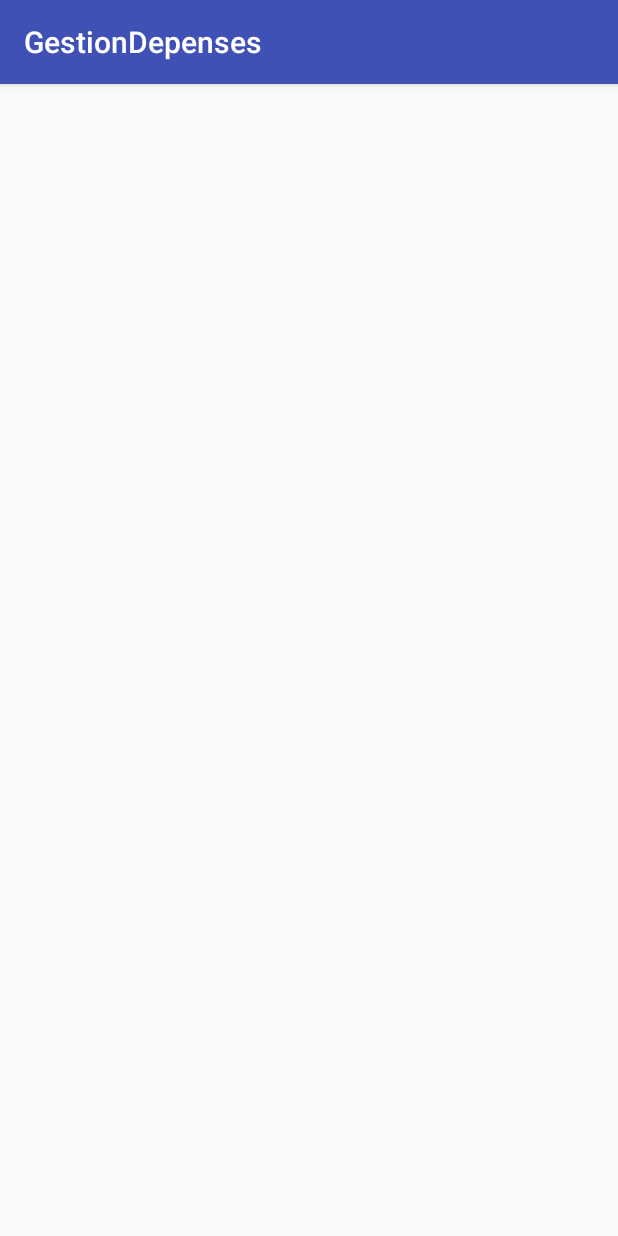
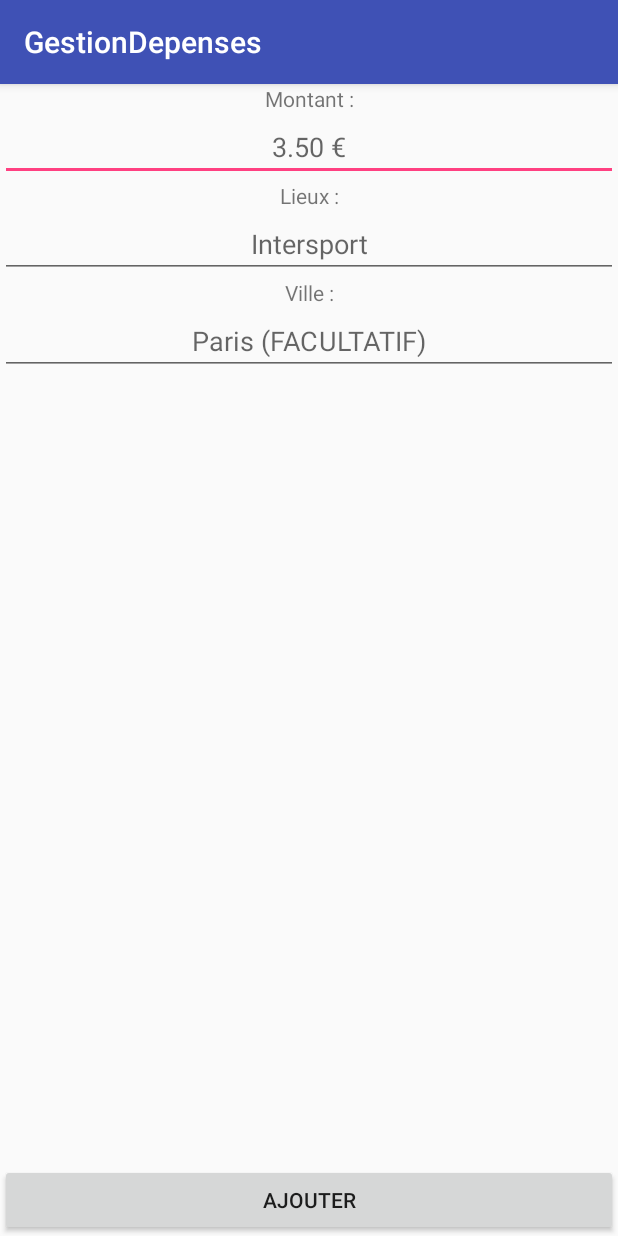
Before and after one commit to ClotaireBryan/GestionDepenses, an Android app: the AjouterPageActivity screen opened directly, with no data from a screen before it, on a phone screen of 412 x 824 dp. Run offline under Robolectric (Android 15) with nearby library versions, the phone set to English and light mode, and no system bars.

Commit message:
ajout de BO depense Creation de l'objet Depense avec le bouton ajouter

```diff
--- a/app/src/main/java/clotaire/bryan/gestiondepenses/Activity/ConsulterPageActivity.java
+++ b/app/src/main/java/clotaire/bryan/gestiondepenses/Activity/ConsulterPageActivity.java
@@ -1,7 +1,9 @@
-package clotaire.bryan.gestiondepenses;
+package clotaire.bryan.gestiondepenses.Activity;
 
 import android.support.v7.app.AppCompatActivity;
 import android.os.Bundle;
+
+import clotaire.bryan.gestiondepenses.R;
 
 public class ConsulterPageActivity extends AppCompatActivity {
 
--- a/app/src/main/java/clotaire/bryan/gestiondepenses/Activity/ListerPageActivity.java
+++ b/app/src/main/java/clotaire/bryan/gestiondepenses/Activity/ListerPageActivity.java
@@ -1,7 +1,9 @@
-package clotaire.bryan.gestiondepenses;
+package clotaire.bryan.gestiondepenses.Activity;
 
 import android.support.v7.app.AppCompatActivity;
 import android.os.Bundle;
+
+import clotaire.bryan.gestiondepenses.R;
 
 public class ListerPageActivity extends AppCompatActivity {
 
--- a/app/src/main/res/layout/activity_ajouter_page.xml
+++ b/app/src/main/res/layout/activity_ajouter_page.xml
@@ -4,6 +4,61 @@
     xmlns:tools="http://schemas.android.com/tools"
     android:layout_width="match_parent"
     android:layout_height="match_parent"
-    tools:context=".AjouterPageActivity">
+    tools:context=".Activity.AjouterPageActivity">
 
+    <LinearLayout
+        android:layout_width="match_parent"
+        android:layout_height="match_parent"
+        android:orientation="vertical"
+        app:layout_constraintBottom_toBottomOf="@+id/ButtonAjouterDepense">
+
+        <TextView
+            android:layout_width="match_parent"
+            android:layout_height="wrap_content"
+            android:text="Montant :"
+            android:textAlignment="center"/>
+        <EditText
+            android:id="@+id/EDIT-Montant-Ajouter"
+            android:layout_width="match_parent"
+            android:layout_height="wrap_content"
+            android:hint="3.50 €"
+            android:inputType="numberDecimal"
+            android:textAlignment="center"/>
+
+        <TextView
+            android:layout_width="match_parent"
+            android:layout_height="wrap_content"
+            android:text="Lieux :"
+            android:textAlignment="center"/>
+        <EditText
+            android:id="@+id/EDIT-Lieu-Ajouter"
+            android:layout_width="match_parent"
+            android:layout_height="wrap_content"
+            android:hint="Intersport"
+            android:inputType="text"
+            android:textAlignment="center"/>
+
+        <TextView
+            android:layout_width="match_parent"
+            android:layout_height="wrap_content"
+            android:text="Ville :"
+            android:textAlignment="center"/>
+        <EditText
+            android:id="@+id/EDIT-Ville-Ajouter"
+            android:layout_width="match_parent"
+            android:layout_height="wrap_content"
+            android:hint="Paris (FACULTATIF)"
+            android:inputType="textAutoCorrect"
+            android:textAlignment="center"/>
+
+    </LinearLayout>
+
+
+    <Button
+        android:id="@+id/ButtonAjouterDepense"
+        android:layout_width="match_parent"
+        android:layout_height="wrap_content"
+        android:text="Ajouter"
+        android:onClick="addDepense"
+        app:layout_constraintBottom_toBottomOf="parent" />
 </android.support.constraint.ConstraintLayout>
--- a/app/src/main/res/layout/activity_lister_page.xml
+++ b/app/src/main/res/layout/activity_lister_page.xml
@@ -4,6 +4,6 @@
     xmlns:tools="http://schemas.android.com/tools"
     android:layout_width="match_parent"
     android:layout_height="match_parent"
-    tools:context=".ListerPageActivity">
+    tools:context=".Activity.ListerPageActivity">
 
 </android.support.constraint.ConstraintLayout>
--- a/app/src/main/res/layout/activity_main.xml
+++ b/app/src/main/res/layout/activity_main.xml
@@ -4,7 +4,7 @@
     xmlns:tools="http://schemas.android.com/tools"
     android:layout_width="match_parent"
     android:layout_height="match_parent"
-    tools:context=".MainActivity">
+    tools:context=".Activity.MainActivity">
 
 
     <LinearLayout
```
Also changed, not shown: app/src/main/AndroidManifest.xml (+4 -4 lines), app/src/main/java/clotaire/bryan/gestiondepenses/Activity/AjouterPageActivity.java (+44 -1 lines), app/src/main/java/clotaire/bryan/gestiondepenses/Activity/MainActivity.java (+6 -1 lines), app/src/main/java/clotaire/bryan/gestiondepenses/BO/Depense.java (+77 -0 lines), app/src/main/res/layout/activity_consulter_page.xml (+7 -1 lines).
